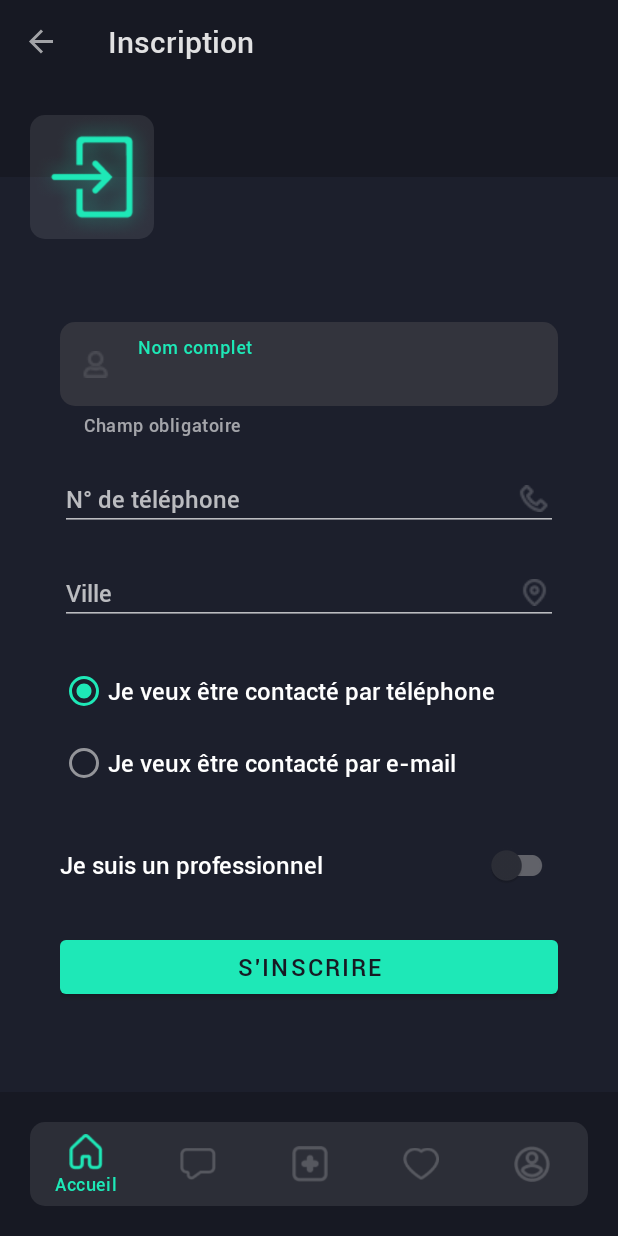
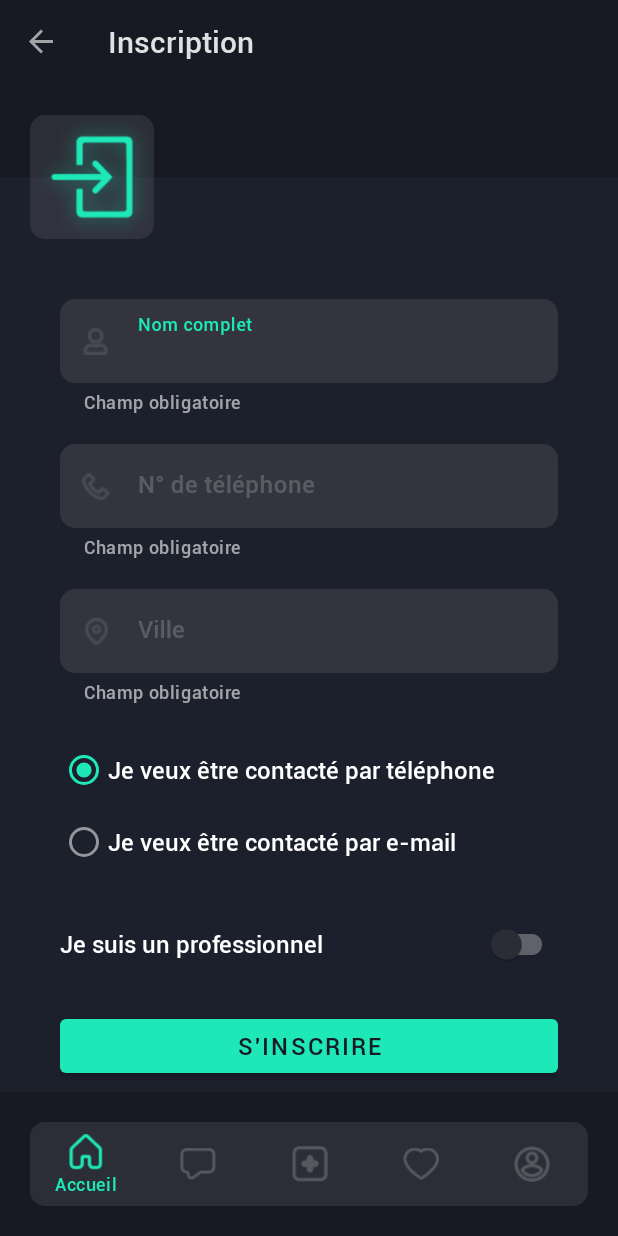
Before and after one commit to 1visible/Vitreen, an Android app: the Register2Fragment screen opened through its navigation route, on a phone screen of 412 x 824 dp. Run offline under Robolectric (Android 15) with nearby library versions, the phone set to English and light mode, and no system bars; our stand-ins replace Firebase (no records; nobody signed in at launch, a user with empty details on screens opened directly), navigation-ui; 6 statements that could not run were skipped.

Commit message:
F22: Updated some edittexts

```diff
--- a/app/src/main/res/layout/fragment_register2.xml
+++ b/app/src/main/res/layout/fragment_register2.xml
@@ -8,6 +8,7 @@
     android:orientation="vertical"
     tools:context=".fragments.auth.Register2Fragment">
 
+    <!-- Fullname input -->
     <com.google.android.material.textfield.TextInputLayout
         android:id="@+id/editTextFullname"
         android:layout_width="match_parent"
@@ -16,38 +17,46 @@
         app:startIconDrawable="@drawable/icon_user"
         app:helperText="@string/required_input"
         android:hint="@string/fullname" >
-
         <com.google.android.material.textfield.TextInputEditText
             android:layout_width="match_parent"
             android:layout_height="wrap_content"
             android:inputType="textPersonName"
-            />
-
+        />
     </com.google.android.material.textfield.TextInputLayout>
 
-    <EditText
+    <!-- Phone number input -->
+    <com.google.android.material.textfield.TextInputLayout
         android:id="@+id/editTextPhoneNumber"
         android:layout_width="match_parent"
         android:layout_height="wrap_content"
         android:layout_marginBottom="@dimen/spacing_md"
-        android:drawableEnd="@drawable/icon_phone"
-        android:drawableRight="@drawable/icon_phone"
-        android:hint="@string/phone_number"
-        android:importantForAutofill="no"
-        android:inputType="phone" />
+        app:startIconDrawable="@drawable/icon_phone"
+        app:helperText="@string/required_input"
+        android:hint="@string/phone_number" >
+        <com.google.android.material.textfield.TextInputEditText
+            android:layout_width="match_parent"
+            android:layout_height="wrap_content"
+            android:inputType="phone"
+        />
+    </com.google.android.material.textfield.TextInputLayout>
 
-    <EditText
+    <!-- Location input -->
+    <com.google.android.material.textfield.TextInputLayout
         android:id="@+id/editTextLocation"
         android:layout_width="match_parent"
         android:layout_height="wrap_content"
         android:layout_marginBottom="@dimen/spacing_md"
-        android:drawableEnd="@drawable/icon_location"
-        android:drawableRight="@drawable/icon_location"
-        android:hint="@string/postal_address"
-        android:importantForAutofill="no"
-        android:inputType="text" />
+        app:startIconDrawable="@drawable/icon_location"
+        app:helperText="@string/required_input"
+        android:hint="@string/postal_address" >
+        <com.google.android.material.textfield.TextInputEditText
+            android:layout_width="match_parent"
+            android:layout_height="wrap_content"
+            android:inputType="text"
+            />
+    </com.google.android.material.textfield.TextInputLayout>
 
-
+    <!-- Contact preference choice -->
     <RadioGroup
         android:checkedButton="@+id/radioButtonPhone"
         android:layout_width="match_parent"
@@ -70,6 +79,7 @@
 
     </RadioGroup>
 
+    <!-- Professional account choice -->
     <com.google.android.material.switchmaterial.SwitchMaterial
         android:id="@+id/switchProfessionalAccount"
         android:layout_width="match_parent"
@@ -77,27 +87,39 @@
         android:layout_marginBottom="@dimen/spacing_md"
         android:text="@string/professional_account" />
 
-    <EditText
+    <!-- Company input -->
+    <com.google.android.material.textfield.TextInputLayout
         android:id="@+id/editTextCompany"
         android:layout_width="match_parent"
         android:layout_height="wrap_content"
         android:layout_marginBottom="@dimen/spacing_md"
-        android:drawableEnd="@drawable/icon_company"
-        android:drawableRight="@drawable/icon_company"
-        android:hint="@string/company_name"
-        android:importantForAutofill="no"
-        android:inputType="text" />
+        app:startIconDrawable="@drawable/icon_company"
+        app:helperText="@string/required_input"
+        android:hint="@string/company_name" >
+        <com.google.android.material.textfield.TextInputEditText
+            android:layout_width="match_parent"
+            android:layout_height="wrap_content"
+            android:inputType="text"
+            />
+    </com.google.android.material.textfield.TextInputLayout>
 
-    <EditText
+    <!-- SIRET number input -->
+    <com.google.android.material.textfield.TextInputLayout
         android:id="@+id/editTextSiret"
         android:layout_width="match_parent"
         android:layout_height="wrap_content"
         android:layout_marginBottom="@dimen/spacing_lg"
-        android:drawableEnd="@drawable/icon_number"
-        android:drawableRight="@drawable/icon_number"
-        android:hint="@string/siret_number"
-        android:importantForAutofill="no"
-        android:inputType="number" />
+        app:startIconDrawable="@drawable/icon_number"
+        app:helperText="@string/required_input"
+        app:counterEnabled="true"
+        app:counterMaxLength="14"
+        android:hint="@string/siret_number" >
+        <com.google.android.material.textfield.TextInputEditText
+            android:layout_width="match_parent"
+            android:layout_height="wrap_content"
+            android:inputType="number"
+            />
+    </com.google.android.material.textfield.TextInputLayout>
 
     <Button
         android:id="@+id/buttonSubmitRegister"
```
